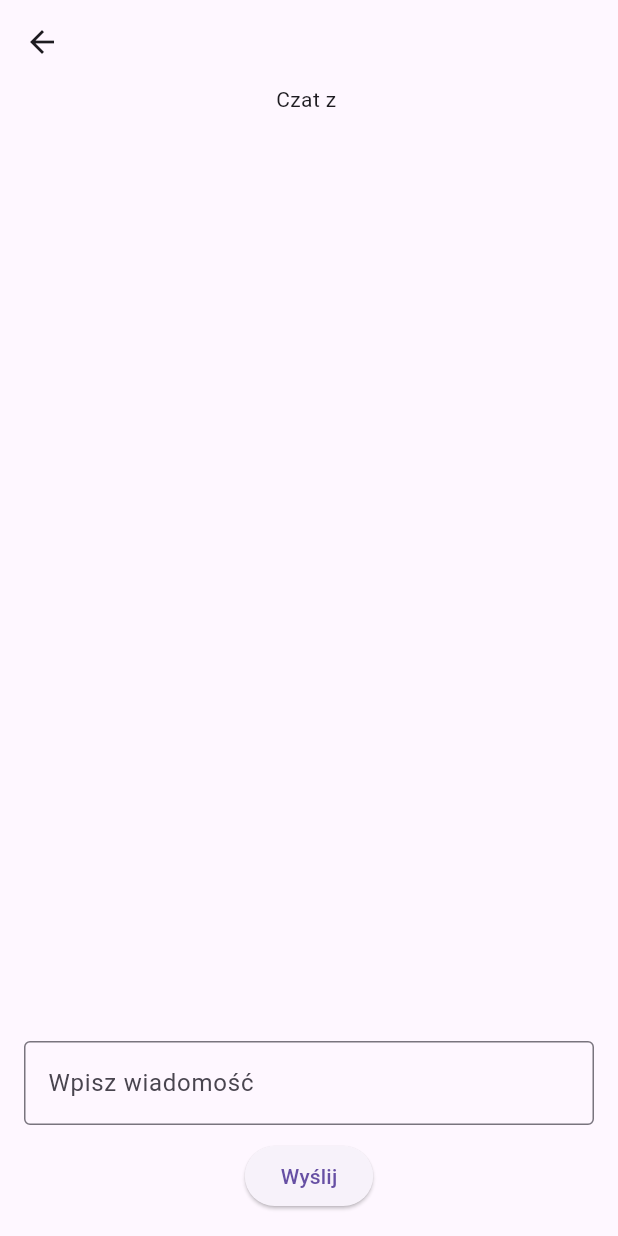
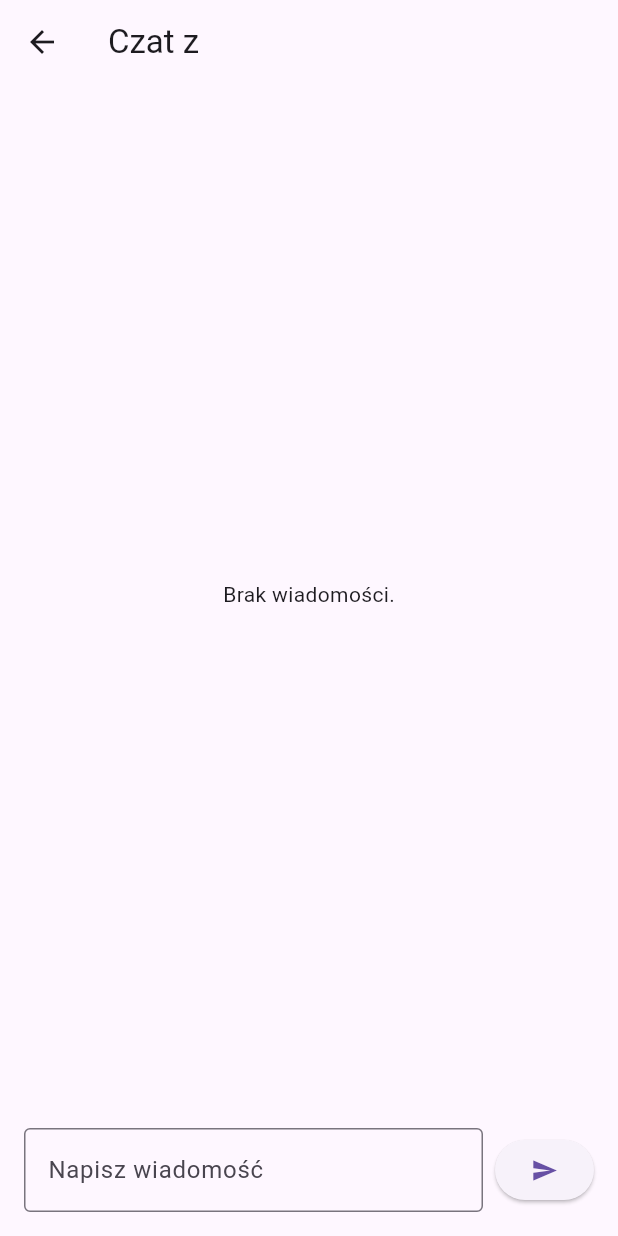
Before and after one commit to Wizzzie9/FlutterProject, a Flutter app: the SendMessage screen opened directly with empty values, on a phone screen of 412 x 824 dp. Run offline on Flutter 3.47's test engine with Material 3 defaults, Android fonts, the phone set to English and light mode, and no system bars; our stand-ins replace cloud_firestore, firebase_auth, firebase_core, firebase_database, firebase_messaging, geocoding and 2 more; missing offline and left inert: flutter_map_math; accounts and stored records are empty.

Commit message:
wyswietlanie wiadomosci od uzytkownikow na ekranie

```diff
--- a/lib/SendMessageToUser.dart
+++ b/lib/SendMessageToUser.dart
@@ -1,11 +1,6 @@
-import 'package:distance_check_app/widget_tree.dart';
 import 'package:firebase_database/firebase_database.dart';
-import 'package:firebase_database/ui/firebase_animated_list.dart';
-import 'package:firebase_messaging/firebase_messaging.dart';
-import 'package:distance_check_app/DistanceCheckPage.dart';
 import 'package:flutter/cupertino.dart';
 import 'package:flutter/material.dart';
-import 'package:distance_check_app/firebase_api.dart';
 
 class SendMessage extends StatefulWidget {
   const SendMessage({super.key});
@@ -14,196 +9,150 @@ class SendMessage extends StatefulWidget {
   _SendMessage createState() => _SendMessage();
 }
 
-class Message {
-  final String content; // Treść wiadomości
-  final String timestamp; // Znacznik czasu
-
-  // Konstruktor
-  Message({
-    required this.content,
-    required this.timestamp,
-  });
-
-  @override
-  String toString() {
-    return 'Wiadomość: $content, Timestamp: $timestamp';
-  }
-}
-
 class _SendMessage extends State<SendMessage> {
   final DatabaseReference ref = FirebaseDatabase.instance.ref('Chats');
   TextEditingController messageController = TextEditingController();
-  String? destinationUid;
-  String destinationFcmToken2 = '';
-  String myFcmToken2 = '';
-  final int messagesPerPage = 10;
-  List<Map<String, String>> chatMessages = [];
-  List<Map<String, String>> chatMessages2 = [];
-  DatabaseEvent? lastSnapshot;
-  bool isLoading = false;
-
-  @override
-  void initState() {
-    super.initState();
-    FirebaseApi();
-  }
-
-  void sendData() {
-    ref.child('$destinationFcmToken2$myFcmToken2').push().set(
-        {'wiadomosc': messageController.text, 'timestamp': DateTime.now().millisecondsSinceEpoch}).then((_) {
-      ScaffoldMessenger.of(context).showSnackBar(
-        const SnackBar(content: Text('Wysłano wiadomość')),
-      );
-    }).catchError((error) {
-      ScaffoldMessenger.of(context).showSnackBar(
-        SnackBar(content: Text('Nie udało się wysłać wiadomości: $error')),
-      );
-    });
-    readData(); // Po wysłaniu wiadomości, wczytujemy dane na nowo
-  }
-
-  void readData() {
-    final dbpath1 = '$destinationFcmToken2$myFcmToken2';
-    final dbpath2 = '$myFcmToken2$destinationFcmToken2';
-
-    Future<void> loadMessages() async {
-      final DatabaseEvent snapshot = await ref.child('$dbpath1').orderByChild('timestamp').limitToLast(10).once();
-      final DatabaseEvent snapshot2 = await ref.child('$dbpath2').orderByChild('timestamp').limitToLast(10).once();
-      // Sprawdzanie, czy dane istnieją
-      if (snapshot.snapshot.exists || snapshot2.snapshot.exists) {
-        List<Map<String, String>> newMessages = []; // Pomocnicza lista wiadomości
-        List<Map<String, String>> newMessages2 = [];
-        snapshot.snapshot.children.forEach((childSnapshot) {
-          // Pobranie wiadomości i timestampu
-          final content = childSnapshot.child('wiadomosc').value.toString();
-          final timestamp = childSnapshot.child('timestamp').value.toString();
-          // Dodanie mapy z wiadomością i timestampem do listy
-          newMessages.add({
-            'wiadomosc': content,
-            'timestamp': timestamp,
-          });
-        });
-
-        snapshot2.snapshot.children.forEach((childSnapshot) {
-          // Pobranie wiadomości i timestampu
-          final content = childSnapshot.child('wiadomosc').value.toString();
-          final timestamp = childSnapshot.child('timestamp').value.toString();
-          // Dodanie mapy z wiadomością i timestampem do listy
-          newMessages2.add({
-            'wiadomosc': content,
-            'timestamp': timestamp,
-          });
-        });
-
-        setState(() {
-          chatMessages = newMessages; // Zaktualizowanie stanu po załadowaniu wiadomości
-          chatMessages2 = newMessages2;
-        });
-      } else {
-        print('Brak danych.');
-      }
-
-      print('Chat messages list: $chatMessages');
-      print('Chat messages list: $chatMessages2');
-    }
-    loadMessages();
-  }
+  ScrollController scrollController = ScrollController(); //  kontroler przewijania
+  late String destinationFcmToken2;
+  late String myFcmToken2;
 
   @override
   Widget build(BuildContext context) {
     final arguments = ModalRoute.of(context)!.settings.arguments as Map<String, dynamic>;
+    destinationFcmToken2 = arguments['destinationFcmToken'];
+    myFcmToken2 = arguments['myFcmToken'];
     final userName = arguments['userName'];
-    final destinationFcmToken = arguments['destinationFcmToken'];
-    final myFcmToken = arguments['myFcmToken'];
-
-    destinationFcmToken2 = destinationFcmToken;
-    myFcmToken2 = myFcmToken;
 
     return Scaffold(
       appBar: AppBar(
+        title: Text("Czat z $userName"),
         leading: IconButton(
           icon: Icon(Icons.arrow_back),
           onPressed: () => Navigator.of(context).pop(false),
         ),
       ),
-      resizeToAvoidBottomInset: true, // przesun ui kiedy widac klawiature
-      body: GestureDetector(
-        child: Column(
+      body: Column(
         children: [
-            Text("Czat z $userName"),
           Expanded(
-              child: ListView.builder(
-                itemCount: chatMessages.length + chatMessages2.length,  // Łączna liczba wiadomości
+            child: StreamBuilder<DatabaseEvent>(
+              stream: ref.onValue,
+              builder: (context, snapshot) {
+                if (snapshot.hasData && snapshot.data!.snapshot.value != null) {
+                  final data = snapshot.data!.snapshot.value as Map;
+
+                  // Pobieramy wiadomości z obu kolekcji
+                  final messages = (data['$myFcmToken2$destinationFcmToken2'] ?? {})
+                      .map((key, value) => MapEntry(key, {
+                    'id': key,
+                    'wiadomosc': value['wiadomosc'],
+                    'timestamp': value['timestamp'],
+                    'alignment': 'right',
+                  }))
+                      .values
+                      .toList();
+
+                  final otherMessages = (data['$destinationFcmToken2$myFcmToken2'] ?? {})
+                      .map((key, value) => MapEntry(key, {
+                    'id': key,
+                    'wiadomosc': value['wiadomosc'],
+                    'timestamp': value['timestamp'],
+                    'alignment': 'left',
+                  }))
+                      .values
+                      .toList();
+
+                  // Połączenie wiadomości i sortowanie
+                  final allMessages = [...messages, ...otherMessages]
+                    ..sort((a, b) =>
+                        int.parse(a['timestamp'].toString()).compareTo(int.parse(b['timestamp'].toString())));
+
+                  // Automatyczne przewijanie na koniec
+                  WidgetsBinding.instance.addPostFrameCallback((_) {
+                    if (scrollController.hasClients) {
+                      scrollController.jumpTo(scrollController.position.maxScrollExtent);
+                    }
+                  });
+
+                  return ListView.builder(
+                    controller: scrollController, // Ustawiamy kontroler przewijania
+                    itemCount: allMessages.length,
                     itemBuilder: (context, index) {
-                  var message;
-                  bool isFromChatMessages = index < chatMessages.length;
-                  if (isFromChatMessages) {
-                    message = chatMessages[index];
-                  } else {
-                    message = chatMessages2[index - chatMessages.length];
-                  }
+                      final message = allMessages[index];
+                      final alignment = message['alignment'] == 'right'
+                          ? Alignment.centerRight
+                          : Alignment.centerLeft;
+                      final bgColor = message['alignment'] == 'right'
+                          ? Colors.green[100]
+                          : Colors.blue[100];
+                      final content = message['wiadomosc'] ?? 'Brak wiadomości';
 
                       return Align(
-                    alignment: isFromChatMessages ? Alignment.centerLeft : Alignment.centerRight, // Wiadomości z chatMessages po lewej, z chatMessages2 po prawej
+                        alignment: alignment,
                         child: Padding(
-                      padding: const EdgeInsets.symmetric(vertical: 8.0, horizontal: 16.0),
+                          padding: const EdgeInsets.all(8.0),
                           child: Container(
-                        padding: const EdgeInsets.all(10.0),
                             decoration: BoxDecoration(
-                          color: isFromChatMessages ? Colors.blue[100] : Colors.green[100], // Kolor tła w zależności od źródła
-                          borderRadius: BorderRadius.circular(10.0),
+                              color: bgColor,
+                              borderRadius: BorderRadius.circular(8.0),
                             ),
-                        child: Column(
-                          crossAxisAlignment: CrossAxisAlignment.start,
-                          children: [
-                            Text(
-                              message['wiadomosc'] ?? '',
-                              style: TextStyle(fontSize: 16.0),
-                            ),
-                            SizedBox(height: 5),
-                            Text(
-                              message['timestamp'] ?? '',
-                              style: TextStyle(fontSize: 12.0, color: Colors.grey),
-                            ),
-                          ],
-                        ),
+                            padding: const EdgeInsets.all(12.0),
+                            child: Text(content),
                           ),
                         ),
                       );
+                    },
+                  );
+                }
+                return Center(child: Text("Brak wiadomości."));
               },
             ),
           ),
           Padding(
             padding: const EdgeInsets.all(16.0),
-              child: Column(
+            child: Row(
               children: [
-                  // Pole tekstowe
-                  TextField(
+                Expanded(
+                  child: TextField(
                     controller: messageController,
                     decoration: InputDecoration(
-                      labelText: 'Wpisz wiadomość',
+                      labelText: "Napisz wiadomość",
                       border: OutlineInputBorder(),
                     ),
-                    maxLines: null, // wieloliniowe pole tekstowe
                   ),
-                  SizedBox(height: 10),
+                ),
+                SizedBox(width: 8.0),
                 ElevatedButton(
-                    onPressed: () {
-                      String message = messageController.text;
-                      if (message.isNotEmpty) {
-                        sendData();
-                        print('Wiadomość: $message');
-                      }
-                      messageController.clear(); // czysci pole tekstowe po wyslaniu
-                    },
-                    child: Text('Wyślij'),
+                  onPressed: sendData,
+                  child: Icon(Icons.send),
                 ),
               ],
             ),
           ),
         ],
       ),
-      ),
     );
   }
+
+  void sendData() {
+    if (messageController.text.isNotEmpty) {
+      ref.child('$myFcmToken2$destinationFcmToken2').push().set({
+        'wiadomosc': messageController.text,
+        'timestamp': DateTime.now().millisecondsSinceEpoch,
+      }).then((_) {
+        messageController.clear();
+        if (scrollController.hasClients) {
+          scrollController.jumpTo(scrollController.position.maxScrollExtent); // Przewijanie po wysłaniu wiadomości
         }
+      }).catchError((error) {
+        print("Błąd podczas wysyłania wiadomości: $error");
+      });
+    }
+  }
+
+  @override
+  void dispose() {
+    messageController.dispose();
+    scrollController.dispose(); // Usunięcie kontrolera przewijania
+    super.dispose();
+  }
+}
```
Lines whose indentation alone changed are shown as unchanged.
